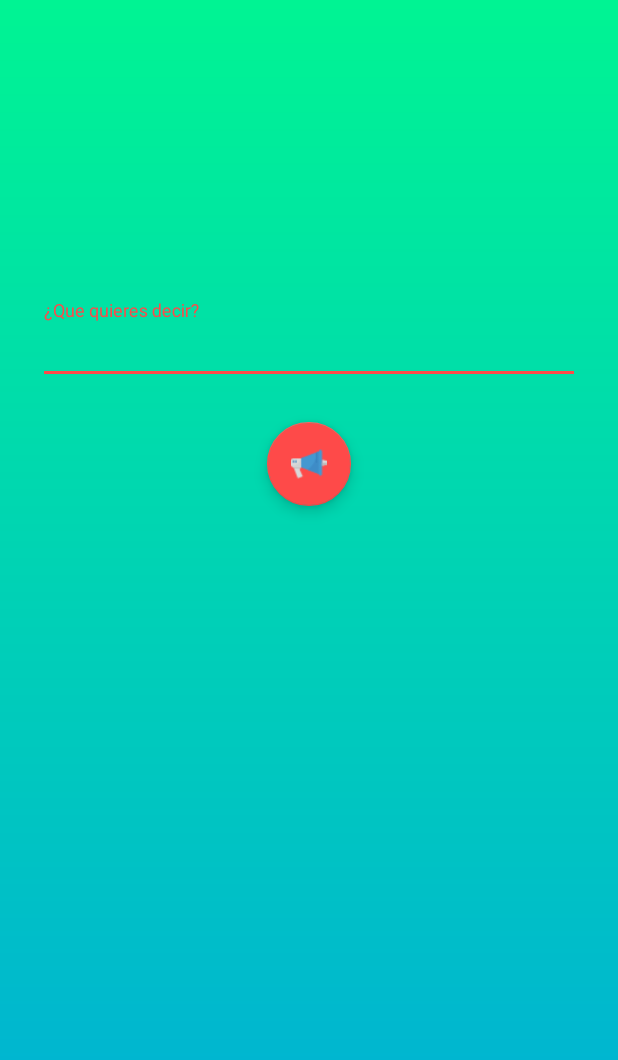
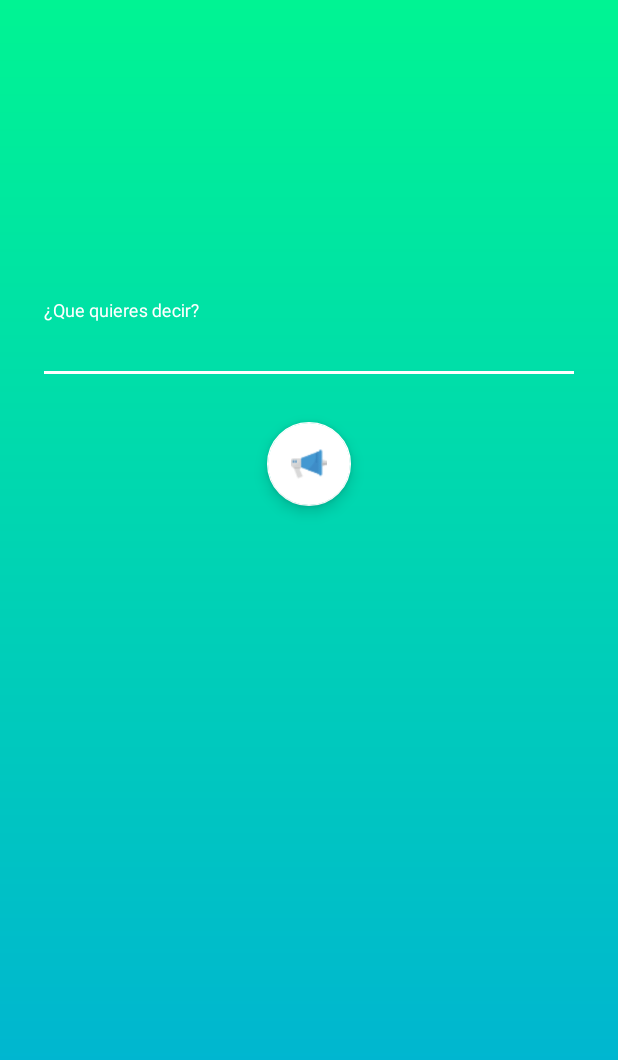
Before and after one commit to Jaime97/Hack4Good2018, an Android app: the screen it shows after launch (MainActivity), after a tap on an icon or button, on a phone screen of 412 x 824 dp. Shown: the top 1060 px of the screen. Run offline under Robolectric (Android 15) with nearby library versions, the phone set to English and light mode, and no system bars; 1 statement that could not run was skipped.

Commit message:
Update project

```diff
--- a/app/src/main/java/com/dls/h4g/MainActivity.java
+++ b/app/src/main/java/com/dls/h4g/MainActivity.java
@@ -1,5 +1,7 @@
 package com.dls.h4g;
 
+import android.content.res.AssetFileDescriptor;
+import android.media.MediaPlayer;
 import android.os.Bundle;
 import android.support.design.widget.FloatingActionButton;
 import android.support.v7.app.AppCompatActivity;
@@ -11,24 +13,60 @@ public class MainActivity extends AppCompatActivity {
 
     private FloatingActionButton sendButton;
     private EditText phraseEditText;
+    private Button resetButton;
+
+    private int count = 0;
 
     @Override
     protected void onCreate(Bundle savedInstanceState) {
         super.onCreate(savedInstanceState);
         setContentView(R.layout.main_layout);
+
         sendButton = findViewById(R.id.sendButton);
+        resetButton = findViewById(R.id.resetButton);
         phraseEditText = findViewById(R.id.phraseEditText);
 
         sendButton.setOnClickListener(new View.OnClickListener() {
             @Override
             public void onClick(View v) {
                 makeRequest(phraseEditText.getText().toString());
+                phraseEditText.setText("");
+            }
+        });
+
+        resetButton.setOnClickListener(new View.OnClickListener() {
+            @Override
+            public void onClick(View view) {
+                count = 0;
             }
         });
     }
 
     public void makeRequest(String text) {
-
+        if (text != null) {
+            count++;
+            switch (count) {
+                case 1:
+                    playSound("audio_one.mp3");
+                    break;
+                case 2:
+                    break;
+                case 3:
+                    break;
+            }
+        }
     }
 
+    private void playSound(String fileName) {
+        MediaPlayer mediaPlayer = new MediaPlayer();
+        try {
+            AssetFileDescriptor afd = getAssets().openFd(fileName);
+            mediaPlayer.setDataSource(afd.getFileDescriptor(), afd.getStartOffset(), afd.getLength());
+            afd.close();
+            mediaPlayer.prepare();
+        } catch (Exception e) {
+            e.printStackTrace();
+        }
+        mediaPlayer.start();
+    }
 }
--- a/app/src/main/res/layout/main_layout.xml
+++ b/app/src/main/res/layout/main_layout.xml
@@ -6,10 +6,16 @@
     android:background="@drawable/background"
     android:gravity="center_horizontal">
 
+    <Button
+        android:id="@+id/resetButton"
+        android:layout_width="100dp"
+        android:layout_height="100dp"
+        android:background="@null"/>
+
     <android.support.design.widget.TextInputLayout
         android:layout_width="match_parent"
         android:layout_height="wrap_content"
-        android:layout_marginTop="200dp"
+        android:layout_marginTop="100dp"
         android:layout_marginRight="25dp"
         android:layout_marginLeft="25dp">
 
@@ -19,6 +25,7 @@
             android:layout_height="wrap_content"
             android:hint="¿Que quieres decir?"
             android:inputType="textLongMessage"
+            android:textColor="#252525"
             android:scrollbars="vertical" />
 
     </android.support.design.widget.TextInputLayout>
@@ -30,8 +37,6 @@
         android:layout_marginLeft="40dp"
         android:layout_height="wrap_content"
         android:layout_width="match_parent"
-        android:textColor="@color/white"
-        android:backgroundTint="@color/colorAccent"
-        android:clickable="true"
+        android:backgroundTint="@color/white"
         android:src="@drawable/megaphone"/>
 </LinearLayout>
--- a/app/src/main/res/values/styles.xml
+++ b/app/src/main/res/values/styles.xml
@@ -5,7 +5,7 @@
         <!-- Customize your theme here. -->
         <item name="colorPrimary">@color/colorPrimary</item>
         <item name="colorPrimaryDark">@color/colorPrimaryDark</item>
-        <item name="colorAccent">@color/colorAccent</item>
+        <item name="colorAccent">@color/white</item>
     </style>
 
     <style name="TitleText" parent="@android:style/TextAppearance.Medium">
```
Also changed, not shown: 2 other files.
